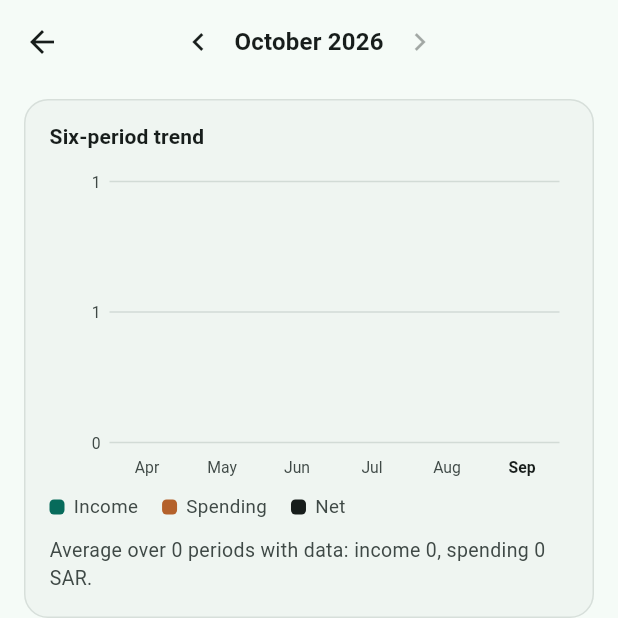
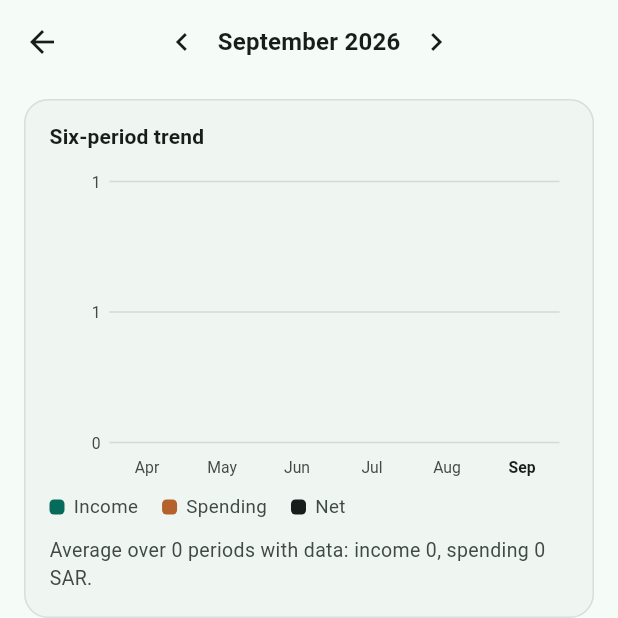
Before and after one commit to Assem-Mahmoud/household-ledger, a Flutter app: the AnalyticsScreen screen opened directly, after a tap on the "chevron left" icon, on a phone screen of 412 x 824 dp, the top half of it. Run offline on Flutter 3.47's test engine with Material 3 defaults, Android fonts, the phone set to English and light mode, and no system bars; our stand-ins replace sqflite; accounts and stored records are empty.

Commit message:
Fix month switcher label and Home plan card not refreshing
Both are used as const widgets, which parents never rebuild, so the label stayed on
October while the data below changed. They now listen to the app state themselves.

Co-Authored-By: Claude Opus 5.5 <noreply@anthropic.com>
Claude-Session: https://claude.ai/code/session_01DMwYdKLxUx4DUotpM5R7RG

```diff
--- a/lib/screens/plan.dart
+++ b/lib/screens/plan.dart
@@ -315,7 +315,9 @@ class PlanCard extends StatelessWidget {
   const PlanCard({super.key});
 
   @override
-  Widget build(BuildContext context) {
+  Widget build(BuildContext context) => ListenableBuilder(listenable: app, builder: (context, _) => _build(context));
+
+  Widget _build(BuildContext context) {
     final per = app.period;
     final lines = app.planFor(per);
     final cs = Theme.of(context).colorScheme;
--- a/lib/widgets.dart
+++ b/lib/widgets.dart
@@ -29,8 +29,11 @@ Color levelColor(String level, BuildContext ctx) {
 class PeriodSwitcher extends StatelessWidget {
   const PeriodSwitcher({super.key});
 
+  // Listens to the app itself: it is used as a const widget, which parents never rebuild.
   @override
-  Widget build(BuildContext context) {
+  Widget build(BuildContext context) => ListenableBuilder(listenable: app, builder: (context, _) => _build(context));
+
+  Widget _build(BuildContext context) {
     final per = app.period;
     return Row(
       mainAxisSize: MainAxisSize.min,
```
